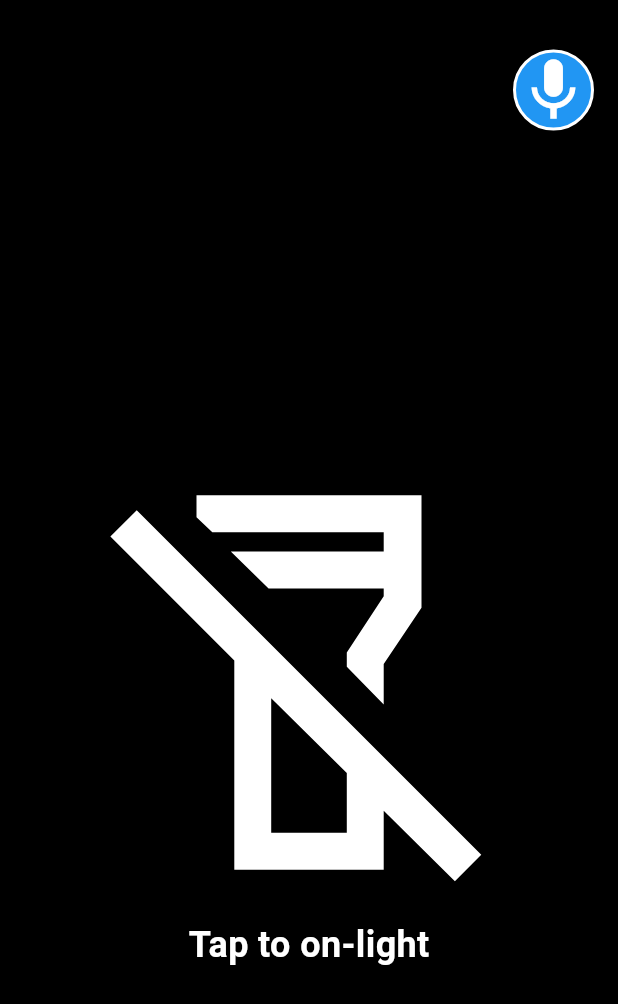
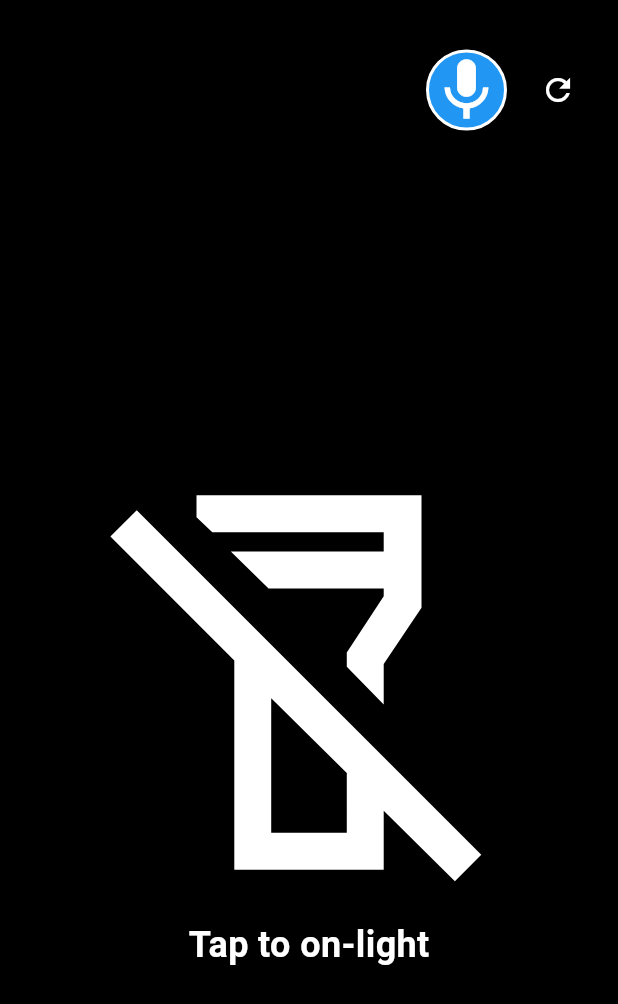
Before and after one commit to SAINTILLION/lamp_bot, a Flutter app: the FlashlightScreen screen opened directly, after a tap on the "mic" icon, on a phone screen of 412 x 824 dp. Shown: the top 1004 px of the screen. Run offline on Flutter 3.47's test engine with Material 3 defaults, Android fonts, the phone set to English and light mode, and no system bars; drawn by our look-alikes of avatar_glow; our stand-ins replace flutter_bluetooth_serial, permission_handler, speech_to_text.

Commit message:
added the permission for bluetooth

```diff
--- a/lib/presentation/flashlight.dart
+++ b/lib/presentation/flashlight.dart
@@ -16,7 +16,6 @@ class FlashlightScreen extends StatefulWidget {
 class _FlashlightScreenState extends State<FlashlightScreen> {
   bool isFlashlightOn = false; // This means the light is off
   late stt.SpeechToText _speech;
-  bool _isListening = false;
   bool isMicOn = false;
   BluetoothConnection? connection;
   bool isConnected = false;
@@ -73,7 +72,7 @@ class _FlashlightScreenState extends State<FlashlightScreen> {
     if (device == null) {
       ScaffoldMessenger.of(context).showSnackBar(
         const SnackBar(
-          content: Text('Device not found.'),
+          content: Text('Device not found, switch on bluetooth and refresh'),
         ),
       );
       return;
@@ -81,17 +80,27 @@ class _FlashlightScreenState extends State<FlashlightScreen> {
 
     try {
       BluetoothConnection.toAddress(device!.address).then((connection) {
-        print('Connected to the device');
         this.connection = connection;
+
+        setState(() {
           isConnected = true;
-        setState(() {});
+        });
+        ScaffoldMessenger.of(context).showSnackBar(
+          const SnackBar(
+            content: Text('Successfully connected to the Lightbulb Systemm!'),
+          ),
+        );
         connection.input?.listen((Uint8List data) {
           print('Data incoming: ${ascii.decode(data)}');
         }).onDone(() {
-          print('Disconnected by remote request');
           setState(() {
             isConnected = false;
           });
+          ScaffoldMessenger.of(context).showSnackBar(
+            const SnackBar(
+            content: Text('Disconnected from the Lightbulb Systemm.'),
+        ),
+      );
         });
       });
     } catch (e) {
@@ -147,10 +156,14 @@ class _FlashlightScreenState extends State<FlashlightScreen> {
         toolbarHeight: 120,
         title: Align(
           alignment: Alignment.topRight,
-          child: InkWell(
+          child: Row(
+            mainAxisSize: MainAxisSize.min,
+            children: [
+              InkWell(
                 onTap: _handleMicTap,
                 child: AvatarGlow(
-              glowColor: isFlashlightOn == false ? Colors.white : Colors.black,
+                  glowColor:
+                      isFlashlightOn == false ? Colors.white : Colors.black,
                   glowShape: BoxShape.circle,
                   glowRadiusFactor: 3,
                   animate: isMicOn,
@@ -162,7 +175,9 @@ class _FlashlightScreenState extends State<FlashlightScreen> {
                       color: Colors.blue,
                       shape: BoxShape.circle,
                       border: Border.all(
-                    color: isFlashlightOn == false ? Colors.white : Colors.black,
+                        color: isFlashlightOn == false
+                            ? Colors.white
+                            : Colors.black,
                         width: 2.0,
                       ),
                     ),
@@ -172,6 +187,17 @@ class _FlashlightScreenState extends State<FlashlightScreen> {
                     ),
                   ),
                 ),
+              ),
+              const SizedBox(width: 10),
+              IconButton(
+                icon: const Icon(Icons.refresh),
+                onPressed: () {
+                  setState(() {
+                    _requestBluetoothPermissions();
+                  });
+                },
+              ),
+            ],
           ),
         ),
         automaticallyImplyLeading: false,
```
Lines whose indentation alone changed are shown as unchanged.
